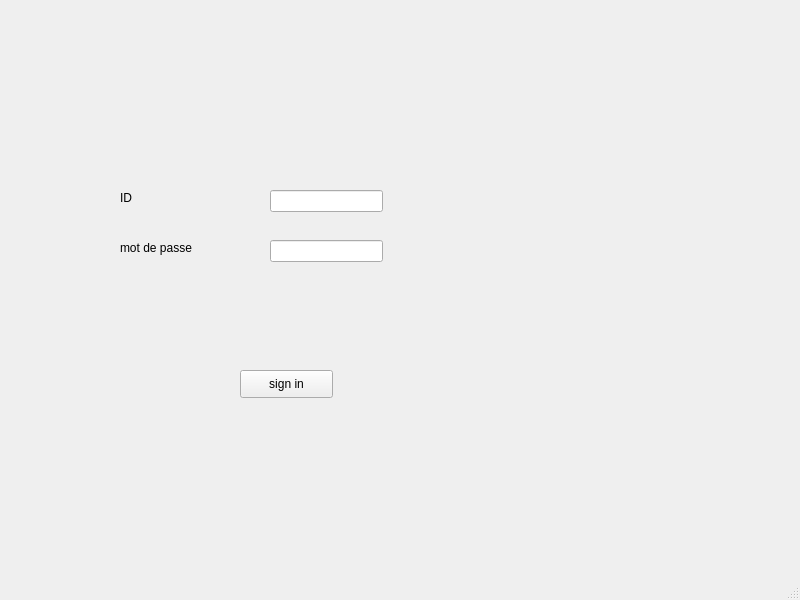
Above: login.ui from Esprit-UP-Algo/5-smart-jewelry-jewelry before the change. Below: the same form after it.
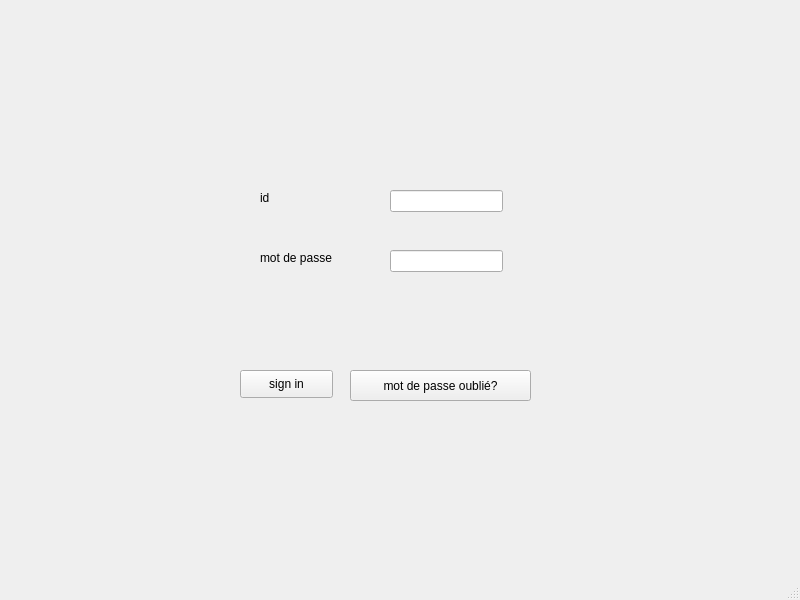
That is the form after the change.

What changed in the file:
```diff
--- a/login.ui
+++ b/login.ui
@@ -17,21 +17,21 @@
    <widget class="QLabel" name="label">
     <property name="geometry">
      <rect>
-      <x>120</x>
+      <x>260</x>
       <y>190</y>
       <width>56</width>
       <height>16</height>
      </rect>
     </property>
     <property name="text">
-     <string>ID</string>
+     <string>id</string>
     </property>
    </widget>
    <widget class="QLabel" name="label_2">
     <property name="geometry">
      <rect>
-      <x>120</x>
-      <y>240</y>
+      <x>260</x>
+      <y>250</y>
       <width>101</width>
       <height>16</height>
      </rect>
@@ -56,7 +56,7 @@
    <widget class="QLineEdit" name="lineEdit_username">
     <property name="geometry">
      <rect>
-      <x>270</x>
+      <x>390</x>
       <y>190</y>
       <width>113</width>
       <height>22</height>
@@ -66,13 +66,26 @@
    <widget class="QLineEdit" name="lineEdit_password">
     <property name="geometry">
      <rect>
-      <x>270</x>
-      <y>240</y>
+      <x>390</x>
+      <y>250</y>
       <width>113</width>
       <height>22</height>
      </rect>
     </property>
    </widget>
+   <widget class="QPushButton" name="pushButton_oublier">
+    <property name="geometry">
+     <rect>
+      <x>350</x>
+      <y>370</y>
+      <width>181</width>
+      <height>31</height>
+     </rect>
+    </property>
+    <property name="text">
+     <string>mot de passe oublié?</string>
+    </property>
+   </widget>
   </widget>
   <widget class="QMenuBar" name="menubar">
    <property name="geometry">
```
